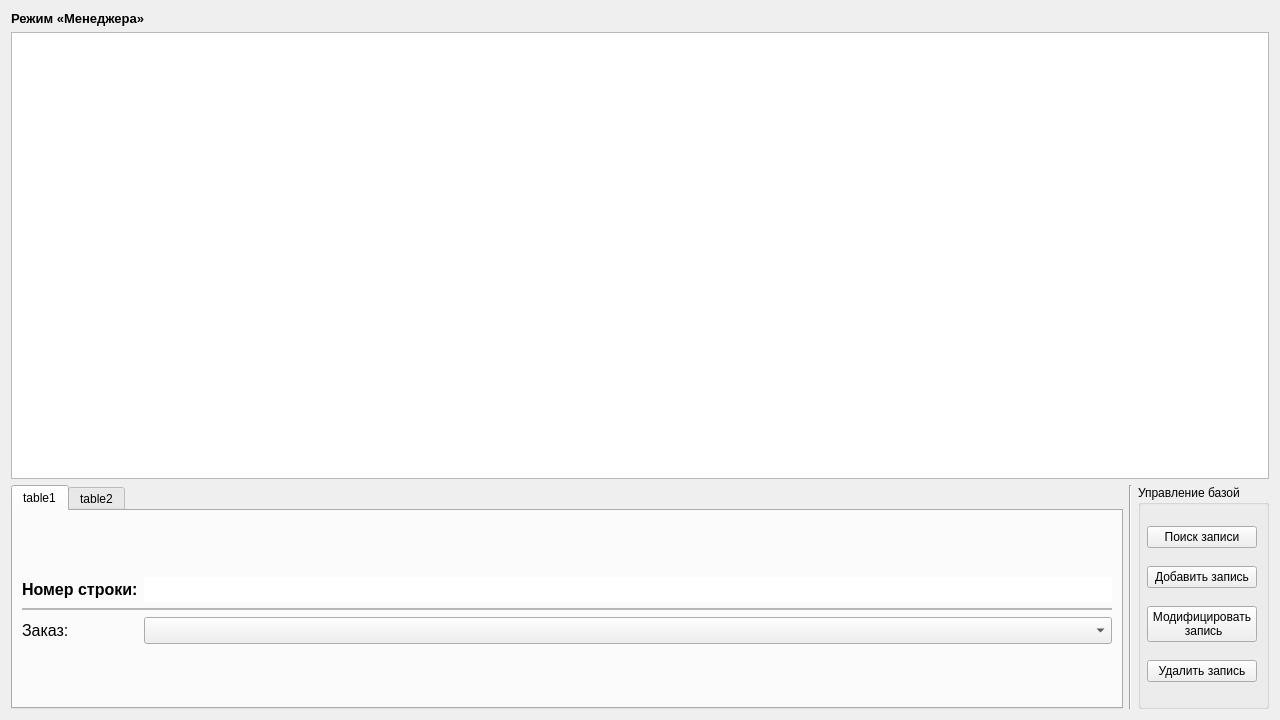
Qt form 3 course/postgres_coursework/Views/ManagerForm.ui (Manerton/labs-se) before a commit.
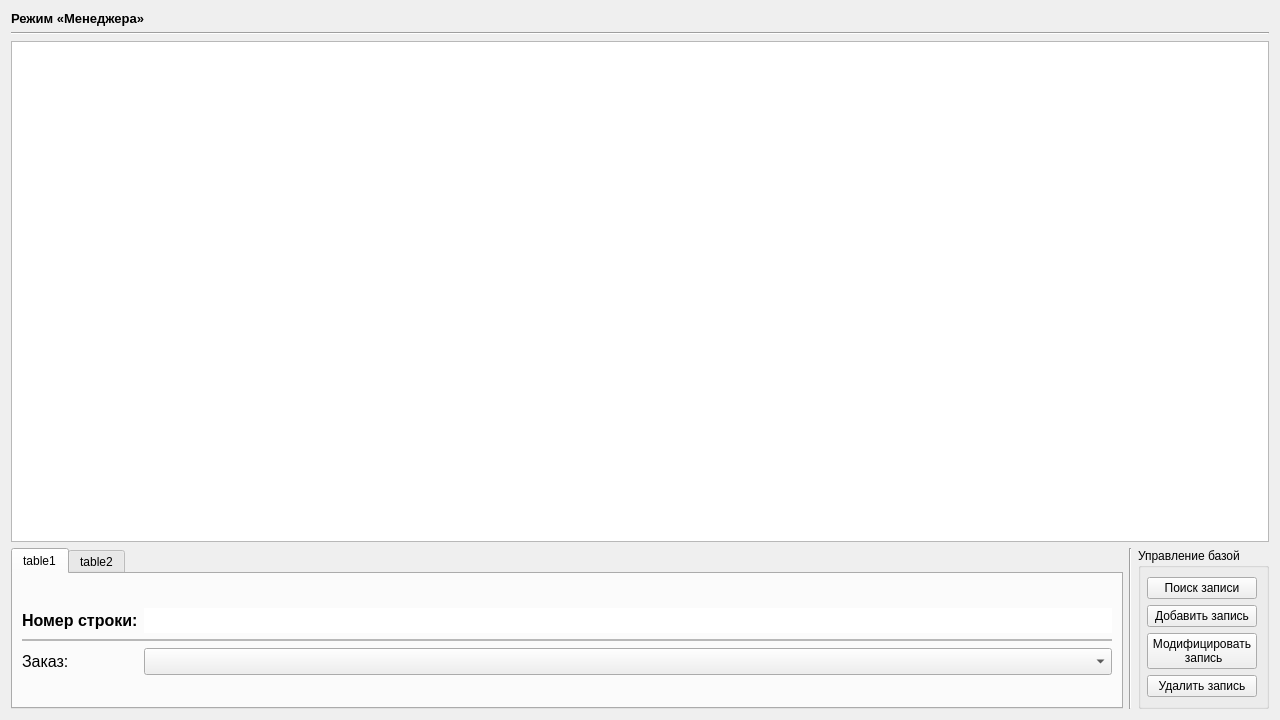
The same form after that commit.

What changed in the file:
```diff
--- a/3 course/postgres_coursework/Views/ManagerForm.ui
+++ b/3 course/postgres_coursework/Views/ManagerForm.ui
@@ -13,8 +13,8 @@
   <property name="windowTitle">
    <string>Form</string>
   </property>
-  <layout class="QGridLayout" name="gridLayout_3" rowstretch="0,2,1">
-   <item row="2" column="0">
+  <layout class="QGridLayout" name="gridLayout_3" rowstretch="0,2,1,0">
+   <item row="3" column="0">
     <widget class="QTabWidget" name="tabWidget">
      <property name="currentIndex">
       <number>0</number>
@@ -138,84 +138,7 @@
      </widget>
     </widget>
    </item>
-   <item row="2" column="1">
-    <widget class="Line" name="line">
-     <property name="frameShadow">
-      <enum>QFrame::Sunken</enum>
-     </property>
-     <property name="orientation">
-      <enum>Qt::Vertical</enum>
-     </property>
-    </widget>
-   </item>
-   <item row="1" column="0" colspan="3">
-    <widget class="QTableView" name="tableView">
-     <property name="font">
-      <font>
-       <family>Segoe UI</family>
-       <pointsize>10</pointsize>
-      </font>
-     </property>
-     <property name="editTriggers">
-      <set>QAbstractItemView::NoEditTriggers</set>
-     </property>
-     <property name="tabKeyNavigation">
-      <bool>false</bool>
-     </property>
-     <property name="showDropIndicator" stdset="0">
-      <bool>false</bool>
-     </property>
-     <property name="dragDropOverwriteMode">
-      <bool>false</bool>
-     </property>
-     <property name="alternatingRowColors">
-      <bool>true</bool>
-     </property>
-     <property name="selectionMode">
-      <enum>QAbstractItemView::SingleSelection</enum>
-     </property>
-     <property name="selectionBehavior">
-      <enum>QAbstractItemView::SelectRows</enum>
-     </property>
-     <property name="showGrid">
-      <bool>true</bool>
-     </property>
-     <property name="sortingEnabled">
-      <bool>false</bool>
-     </property>
-     <property name="cornerButtonEnabled">
-      <bool>false</bool>
-     </property>
-     <attribute name="horizontalHeaderCascadingSectionResizes">
-      <bool>true</bool>
-     </attribute>
-     <attribute name="horizontalHeaderMinimumSectionSize">
-      <number>37</number>
-     </attribute>
-     <attribute name="horizontalHeaderDefaultSectionSize">
-      <number>150</number>
-     </attribute>
-     <attribute name="horizontalHeaderStretchLastSection">
-      <bool>true</bool>
-     </attribute>
-     <attribute name="verticalHeaderCascadingSectionResizes">
-      <bool>false</bool>
-     </attribute>
-     <attribute name="verticalHeaderMinimumSectionSize">
-      <number>35</number>
-     </attribute>
-     <attribute name="verticalHeaderDefaultSectionSize">
-      <number>35</number>
-     </attribute>
-     <attribute name="verticalHeaderHighlightSections">
-      <bool>true</bool>
-     </attribute>
-     <attribute name="verticalHeaderShowSortIndicator" stdset="0">
-      <bool>true</bool>
-     </attribute>
-    </widget>
-   </item>
-   <item row="2" column="2">
+   <item row="3" column="2">
     <widget class="QGroupBox" name="buttons">
      <property name="title">
       <string>Управление базой</string>
@@ -277,6 +200,90 @@
      </property>
     </widget>
    </item>
+   <item row="2" column="0" colspan="3">
+    <widget class="QTableView" name="tableView">
+     <property name="font">
+      <font>
+       <family>Segoe UI</family>
+       <pointsize>10</pointsize>
+      </font>
+     </property>
+     <property name="editTriggers">
+      <set>QAbstractItemView::NoEditTriggers</set>
+     </property>
+     <property name="tabKeyNavigation">
+      <bool>false</bool>
+     </property>
+     <property name="showDropIndicator" stdset="0">
+      <bool>false</bool>
+     </property>
+     <property name="dragDropOverwriteMode">
+      <bool>false</bool>
+     </property>
+     <property name="alternatingRowColors">
+      <bool>true</bool>
+     </property>
+     <property name="selectionMode">
+      <enum>QAbstractItemView::SingleSelection</enum>
+     </property>
+     <property name="selectionBehavior">
+      <enum>QAbstractItemView::SelectRows</enum>
+     </property>
+     <property name="showGrid">
+      <bool>true</bool>
+     </property>
+     <property name="sortingEnabled">
+      <bool>false</bool>
+     </property>
+     <property name="cornerButtonEnabled">
+      <bool>false</bool>
+     </property>
+     <attribute name="horizontalHeaderCascadingSectionResizes">
+      <bool>true</bool>
+     </attribute>
+     <attribute name="horizontalHeaderMinimumSectionSize">
+      <number>37</number>
+     </attribute>
+     <attribute name="horizontalHeaderDefaultSectionSize">
+      <number>150</number>
+     </attribute>
+     <attribute name="horizontalHeaderStretchLastSection">
+      <bool>true</bool>
+     </attribute>
+     <attribute name="verticalHeaderCascadingSectionResizes">
+      <bool>false</bool>
+     </attribute>
+     <attribute name="verticalHeaderMinimumSectionSize">
+      <number>35</number>
+     </attribute>
+     <attribute name="verticalHeaderDefaultSectionSize">
+      <number>35</number>
+     </attribute>
+     <attribute name="verticalHeaderHighlightSections">
+      <bool>true</bool>
+     </attribute>
+     <attribute name="verticalHeaderShowSortIndicator" stdset="0">
+      <bool>true</bool>
+     </attribute>
+    </widget>
+   </item>
+   <item row="3" column="1">
+    <widget class="Line" name="line">
+     <property name="frameShadow">
+      <enum>QFrame::Sunken</enum>
+     </property>
+     <property name="orientation">
+      <enum>Qt::Vertical</enum>
+     </property>
+    </widget>
+   </item>
+   <item row="1" column="0" colspan="3">
+    <widget class="Line" name="line_3">
+     <property name="orientation">
+      <enum>Qt::Horizontal</enum>
+     </property>
+    </widget>
+   </item>
   </layout>
  </widget>
  <resources/>
```
